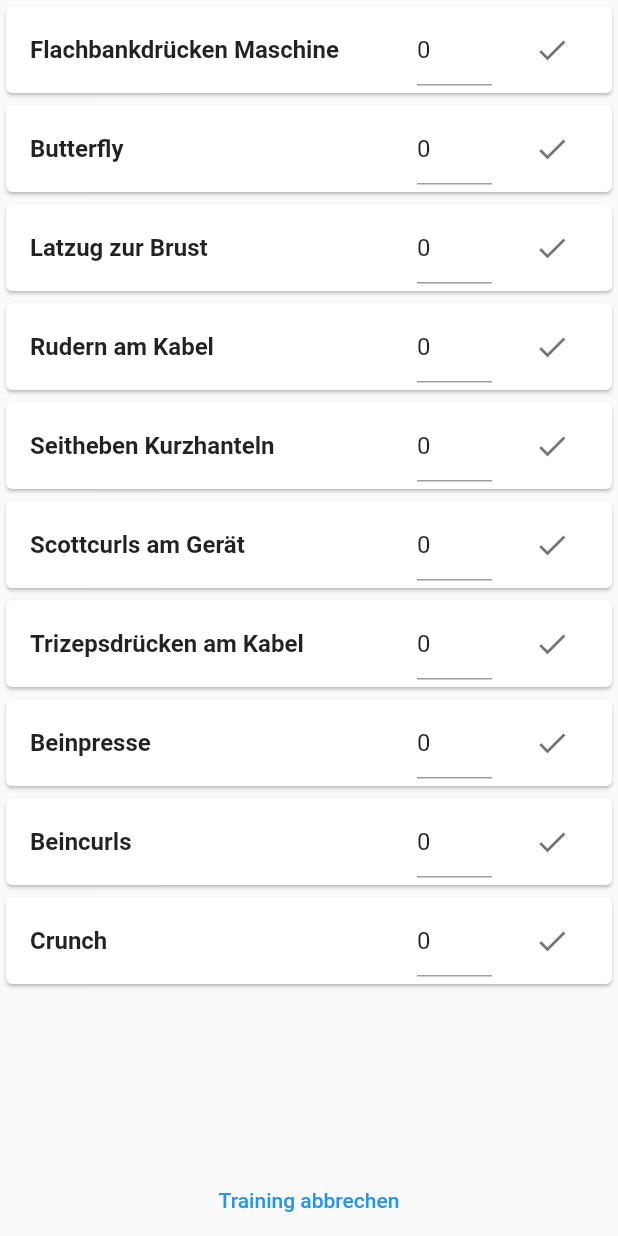
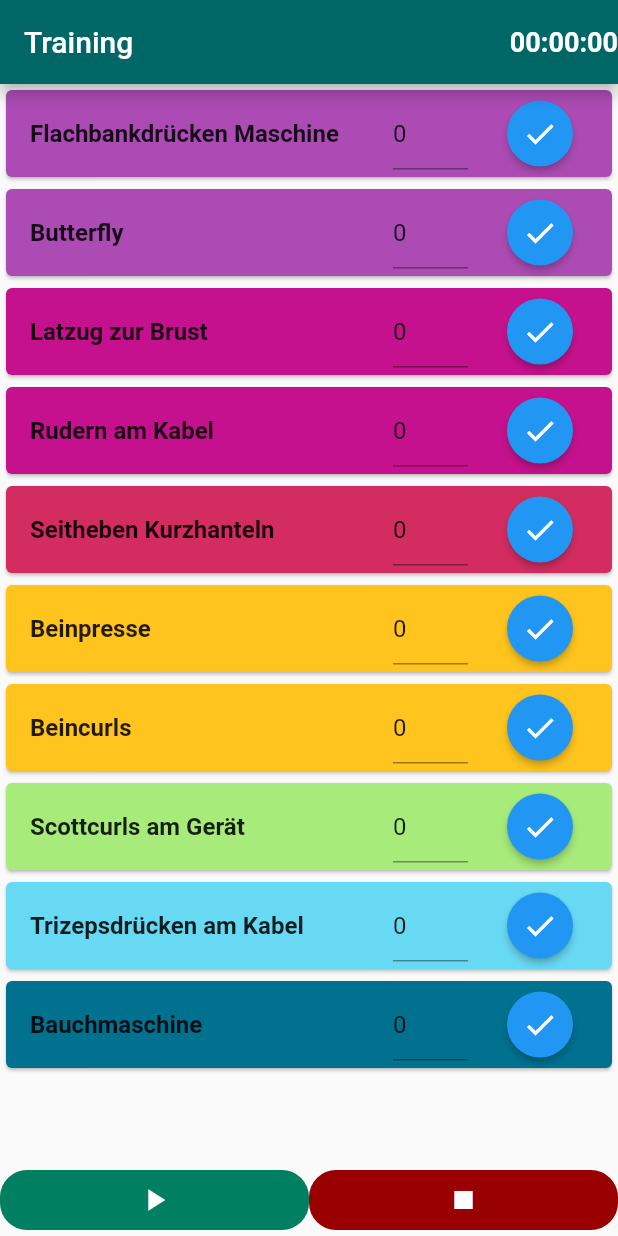
Before and after one commit to JohannesFoltin/FitnessCounter, a Flutter app: the screen it shows after launch, after a tap on "Start Training", on a phone screen of 412 x 824 dp. Run offline on Flutter 3.47's test engine with Material 2 defaults, Android fonts, the phone set to English and light mode, and no system bars; our stand-ins replace shared_preferences.

Commit message:
new Colors new Appbar Shotclock

```diff
--- a/lib/main.dart
+++ b/lib/main.dart
@@ -23,10 +23,11 @@ class MyApp extends StatelessWidget {
         // is not restarted.
         primarySwatch: Colors.blue,
       ),
-      home: MyHomePage(title: 'Flutter Demo Home Page'),
+      home: MyHomePage(title: 'Fitness Tracker'),
     );
   }
 }
+
 
 class MyHomePage extends StatefulWidget {
   MyHomePage({Key? key, required this.title}) : super(key: key);
@@ -60,6 +61,7 @@ class _MyHomePageState extends State<MyHomePage> {
         // Here we take the value from the MyHomePage object that was created by
         // the App.build method, and use it to set our appbar title.
         title: Text(widget.title),
+        centerTitle: true,
       ),
       body: Center(
         child: TextButton(
@@ -67,16 +69,16 @@ class _MyHomePageState extends State<MyHomePage> {
           Navigator.push(
             context,
             MaterialPageRoute(builder: (context) => onFitness(items: [
-              CardItem("Flachbankdrücken Maschine", flachbankdruecken_Maschine_Beschreibung,AssetImage('exercises/flachbankdruecken_Maschine.png')),
-              CardItem("Butterfly", butterflyBeschreibung,AssetImage('exercises/butterfly-maschine.jpg')),
-              CardItem("Latzug zur Brust",latzugzurBrustB,AssetImage('exercises/latzugzurBrust.png')),
-              CardItem("Rudern am Kabel",rudernamKabelB,AssetImage('exercises/rudern-am-kabelzug.gif')),
-              CardItem("Seitheben Kurzhanteln",seithebenKurzhantelnB,AssetImage('exercises/seitenheben_mit_kurzhanteln.jpg')),
-              CardItem("Scottcurls am Gerät",szCurlsB,AssetImage('exercises/scottcurls_maschine.jpg')),
-              CardItem("Trizepsdrücken am Kabel",trizepsdrueckenamKabelB,AssetImage('exercises/trizepsdrückenamKabel.png')),
-              CardItem("Beinpresse",beinpresseB,AssetImage('exercises/beinpresse.gif')),
-              CardItem("Beincurls",beincurlsB,AssetImage('exercises/beincurls.gif')),
-              CardItem("Crunch",crunchB,AssetImage('exercises/crunsh.png')),
+              CardItem("Flachbankdrücken Maschine", flachbankdruecken_Maschine_Beschreibung,AssetImage('exercises/flachbankdruecken_Maschine.png'),HexColor.fromHex("#ac4bb4")),
+              CardItem("Butterfly", butterflyBeschreibung,AssetImage('exercises/butterfly-maschine.jpg'),HexColor.fromHex("#ac4bb4")),
+              CardItem("Latzug zur Brust",latzugzurBrustB,AssetImage('exercises/latzugzurBrust.png'),HexColor.fromHex("#c5118d")),
+              CardItem("Rudern am Kabel",rudernamKabelB,AssetImage('exercises/rudern-am-kabelzug.gif'),HexColor.fromHex("#c5118d")),
+              CardItem("Seitheben Kurzhanteln",seithebenKurzhantelnB,AssetImage('exercises/seitenheben_mit_kurzhanteln.jpg'),HexColor.fromHex("#d32c60")),
+              CardItem("Beinpresse",beinpresseB,AssetImage('exercises/beinpresse.gif'),HexColor.fromHex("#ffc41d")),
+              CardItem("Beincurls",beincurlsB,AssetImage('exercises/beincurls.gif'),HexColor.fromHex("#ffc41d")),
+              CardItem("Scottcurls am Gerät",szCurlsB,AssetImage('exercises/scottcurls_maschine.jpg'),HexColor.fromHex("#a7eb7b")),
+              CardItem("Trizepsdrücken am Kabel",trizepsdrueckenamKabelB,AssetImage('exercises/trizepsdrückenamKabel.png'),HexColor.fromHex("#68d9f3")),
+              CardItem("Bauchmaschine",crunchB,AssetImage('exercises/crunsh.png'),HexColor.fromHex("#00718f")),
             ],))
           );
         },
@@ -97,3 +99,19 @@ class _MyHomePageState extends State<MyHomePage> {
   String beincurlsB="Das Fußpolster stellst du so ein wie bei der Fitness Übung zuvor. Teste die Ausführung anfangs mit leichtem Gewicht, um dich an das Training zu gewöhnen. Aus der Kraft deiner hinteren Oberschenkelmuskeln, ziehst du die Polsterung ohne Ruck nach oben. Kontrolliere die senkrechte Haltung deiner Unterschenkel im Spiegel und lasse sie dann wieder runter. Achte besonders darauf, dass du die Kraft bei den Curls, aus beiden Oberschenkeln gleichmäßig generierst. Unten streckst du die Beine wieder nicht vollständig, um die Muskelspannung nicht zu verlieren. Das Gewicht an dem Gerät, darf sich bei den Beincurls liegend zwischendurch ebenfalls nicht absetzen.";
   String crunchB = "Bei einem klassischen geraden Crunch legen Sie sich mit Ihrem Rücken auf den Boden. Winkeln Sie die Beine an (etwa 90 Grad), sodass diese im rechten Winkel zur Hüfte stehen. Die Arme zur Seite nehmen und mit den Fingerspitzen sachte die Schläfen berühren – und nicht am Kopf ziehen! Heben Sie nun mit der Kraft aus der Rumpfmuskulatur Ihren Oberkörper, bis die Schulterblätter den Boden nicht mehr berühren – mehr muss nicht sein. Den Rücken dabei möglichst gerade, den Kopf stets in der Linie Ihres Oberkörpers halten. Ein paar Sekunden die Endposition halten, dann Oberkörper langsam und kontrolliert absenken. In der niedrigsten Position stets die Muskelspannung im Bauch aufrechthalten. Wenn’s brennt, machen Sie es richtig. Tipp: Bei Bauchpressen mit angewinkelten Beinen die Fußspitzen anheben. Folge: Sie drücken die Fersen fester auf den Boden. "+"So tragen die Hilfsmuskeln kaum zu der Bewegung bei, was die Bauchmuskulatur stärker belastet";
 }
+extension HexColor on Color {
+  /// String is in the format "aabbcc" or "ffaabbcc" with an optional leading "#".
+  static Color fromHex(String hexString) {
+    final buffer = StringBuffer();
+    if (hexString.length == 6 || hexString.length == 7) buffer.write('ff');
+    buffer.write(hexString.replaceFirst('#', ''));
+    return Color(int.parse(buffer.toString(), radix: 16));
+  }
+
+  /// Prefixes a hash sign if [leadingHashSign] is set to `true` (default is `true`).
+  String toHex({bool leadingHashSign = true}) => '${leadingHashSign ? '#' : ''}'
+      '${alpha.toRadixString(16).padLeft(2, '0')}'
+      '${red.toRadixString(16).padLeft(2, '0')}'
+      '${green.toRadixString(16).padLeft(2, '0')}'
+      '${blue.toRadixString(16).padLeft(2, '0')}';
+}
--- a/lib/onFitness.dart
+++ b/lib/onFitness.dart
@@ -1,3 +1,6 @@
+import 'dart:async';
+
+import 'package:fitness_f/main.dart';
 import 'package:flutter/material.dart';
 import 'package:flutter/widgets.dart';
 import 'package:shared_preferences/shared_preferences.dart';
@@ -10,54 +13,165 @@ class onFitness extends StatefulWidget {
   final List<ListItem> items;
 
   @override
-  _onFitness createState() => _onFitness(items);
+  _onFitness createState() => _onFitness();
 }
 
 class _onFitness extends State<onFitness> {
-  final List<ListItem> items;
+  bool run = false;
+  late Stopwatch _stopwatch;
+  late Timer _timer;
 
-  void tot(){Navigator.pop(context);}
-
-  void removeItem(int i) {
-    if (items.length == 1) tot();
-    setState(() {
-      items.removeAt(i);
+  @override
+  void initState() {
+    super.initState();
+    _stopwatch = new Stopwatch();
+    _timer = new Timer.periodic(new Duration(milliseconds: 30), (timer) {
+      setState(() {});
     });
   }
 
-  _onFitness(this.items);
+  @override
+  void dispose() {
+    _timer.cancel();
+    super.dispose();
+  }
+
+  void tot() {
+    Navigator.pop(context);
+  }
+  void handleStartStop() {
+    if (_stopwatch.isRunning) {
+      _stopwatch.stop();
+    } else {
+      _stopwatch.start();
+    }
+    setState(() {});
+  }
+
+  void removeItem(CardItem c) {
+    if (widget.items.length == 1) tot();
+    setState(() {
+      widget.items.remove(c);
+    });
+  }
+
+  String formatTime(int milliseconds) {
+    var secs = milliseconds ~/ 1000;
+    var hours = (secs ~/ 3600).toString().padLeft(2, '0');
+    var minutes = ((secs % 3600) ~/ 60).toString().padLeft(2, '0');
+    var seconds = (secs % 60).toString().padLeft(2, '0');
+    return "$hours:$minutes:$seconds";
+  }
 
   @override
   Widget build(BuildContext context) {
     return Scaffold(
+      appBar: AppBar(
+        backgroundColor: HexColor.fromHex("#006666"),
+        automaticallyImplyLeading: false,
+        title: Text("Training"),
+        actions: <Widget>[
+          Center(
+          child:Text(
+            formatTime(_stopwatch.elapsedMilliseconds),
+            style: TextStyle(fontWeight: FontWeight.bold, fontSize: 18),
+          ))
+        ],
+      ),
       body: Column(
         children: [
           Expanded(
               child: ListView.builder(
-                  itemCount: items.length,
+                  itemCount: widget.items.length,
                   itemBuilder: (context, index) {
-                    final item = items[index];
-                    return item.buildCard(context, removeItem, index);
+                    final item = widget.items[index];
+                    return item.buildCard(context, removeItem);
                   })),
-          TextButton(
+          Container(
+            child: Row(
+              children: [
+                if (run == false) ...[
+                  Expanded(
+                      child: TextButton(
+                    style: ButtonStyle(
+                        backgroundColor:
+                            MaterialStateProperty.all<Color>(HexColor.fromHex("#008060")),
+                        shape:
+                            MaterialStateProperty.all<RoundedRectangleBorder>(
+                                RoundedRectangleBorder(
+                          borderRadius: BorderRadius.circular(18.0),
+                        ))),
+                    child: Icon(
+                      Icons.play_arrow,
+                      color: Colors.white,
+                    ),
+                    onPressed: () => {
+                      setState(() {
+                        run = !run;
+                        handleStartStop();
+                      })
+                    },
+                  ))
+                ] else ...[
+                  Expanded(
+                      flex: 3,
+                      child: TextButton(
+                        style: ButtonStyle(
+                            backgroundColor:
+                                MaterialStateProperty.all<Color>(Colors.orange),
+                            shape: MaterialStateProperty.all<
+                                RoundedRectangleBorder>(RoundedRectangleBorder(
+                              borderRadius: BorderRadius.circular(18.0),
+                            ))),
+                        child: Icon(
+                          Icons.pause,
+                          color: Colors.white,
+                        ),
+                        onPressed: () => {
+                          setState(() {
+                            run = !run;
+                            handleStartStop();
+                          })
+                        },
+                      ))
+                ],
+                Expanded(
+                    child: TextButton(
+                  style: ButtonStyle(
+                      backgroundColor:
+                          MaterialStateProperty.all<Color>(HexColor.fromHex("#990000")),
+                      shape: MaterialStateProperty.all<RoundedRectangleBorder>(
+                          RoundedRectangleBorder(
+                              borderRadius: BorderRadius.circular(18.0),
+                              ))),
+                  child: Icon(
+                    Icons.stop,
+                    color: Colors.white,
+                  ),
                   onPressed: () => showDialog<String>(
                       context: context,
                       builder: (BuildContext context) => AlertDialog(
-                title: const Text(' Willst du das Training wirklich abbrechen?'),
-                content: const Text('Bereits eingetragende Werte gehen nicht verloren!'),
+                            actionsAlignment: MainAxisAlignment.center,
+                            title: const Text(
+                                'Willst du das Training wirklich abbrechen?'),
+                            content: const Text(
+                                'Bereits eingetragende Werte gehen nicht verloren!'),
                             actions: <Widget>[
                               TextButton(
-                    onPressed: () => Navigator.pop(context, 'Cancel'),
+                                onPressed: () =>
+                                    {Navigator.pop(context), tot()},
+                                child: const Text('OK'),
+                              ),
+                              TextButton(
+                                onPressed: () =>
+                                    Navigator.pop(context, 'Cancel'),
                                 child: const Text('Cancel'),
                               ),
-                  TextButton(
-                    onPressed: () => {Navigator.pop(context),tot()},
-                    child: const Text('OK'),
-                  ),
+                            ],
+                          )),
+                ))
               ],
             ),
-            ),
-            child: Text("Training abbrechen"),
           ),
         ],
       ),
@@ -66,44 +180,52 @@ class _onFitness extends State<onFitness> {
 }
 
 abstract class ListItem {
-  Widget buildCard(BuildContext context, Function r, int index);
+  Widget buildCard(BuildContext context, Function r);
 }
 
 class CardItem implements ListItem {
   final String titel;
   final String beschreibung;
   final AssetImage pictureAsset;
+  final Color bcolor;
 
-  CardItem(this.titel, this.beschreibung, this.pictureAsset);
+  CardItem(this.titel, this.beschreibung, this.pictureAsset,this.bcolor);
 
   TextEditingController lastValueCont = new TextEditingController();
   TextEditingController notizenCont = new TextEditingController();
 
   @override
-  Widget buildCard(BuildContext context, Function r, int i) {
+  Widget buildCard(BuildContext context, Function r) {
     lastValueCont.selection = TextSelection.fromPosition(
         TextPosition(offset: lastValueCont.text.length));
+
     notizenCont.selection = TextSelection.fromPosition(
         TextPosition(offset: notizenCont.text.length));
+
     WidgetsBinding.instance!.addPostFrameCallback((_) async {
       final prefs = await SharedPreferences.getInstance();
       lastValueCont.text = prefs.getString(titel + "_lastValue") ?? "0";
     });
+
     lastValueCont.addListener(() async {
       final prefs = await SharedPreferences.getInstance();
       prefs.setString(titel + "_lastValue", lastValueCont.text);
     });
+
     WidgetsBinding.instance!.addPostFrameCallback((_) async {
       final prefs = await SharedPreferences.getInstance();
       notizenCont.text =
           prefs.getString(titel + "_lastNotiz") ?? "Schreib was rein";
     });
+
     notizenCont.addListener(() async {
       final prefs = await SharedPreferences.getInstance();
       prefs.setString(titel + "_lastNotiz", notizenCont.text);
     });
+
     return Visibility(
       child: Card(
+        color: bcolor,
           child: ExpansionTile(
         title: Row(
           mainAxisAlignment: MainAxisAlignment.spaceBetween,
@@ -122,9 +244,11 @@ class CardItem implements ListItem {
             ),
           ],
         ),
-        trailing: IconButton(
-          icon: Icon(Icons.check),
-          onPressed: () => {r(i)},
+        trailing: ElevatedButton(
+          child: Icon(Icons.check,),
+          onPressed: () => {r(this)},
+          style: ElevatedButton.styleFrom(
+              shape: CircleBorder(), padding: EdgeInsets.all(10)),
         ),
         children: [
           ExpansionTile(
```
Lines whose indentation alone changed are shown as unchanged.
